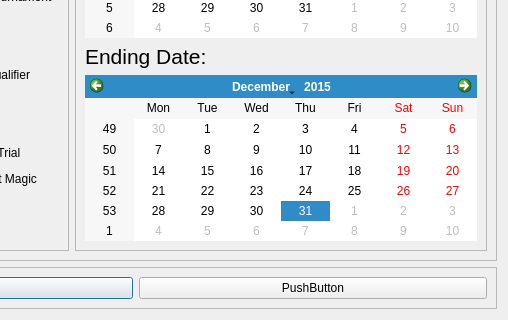
First picture: the form in UIs/Filters.ui, repository JeffHoogland/qutemtgstats, before the edit; both pictures show x 236 to 744 and y 191 to 511 of the 744 by 511 pixel window.
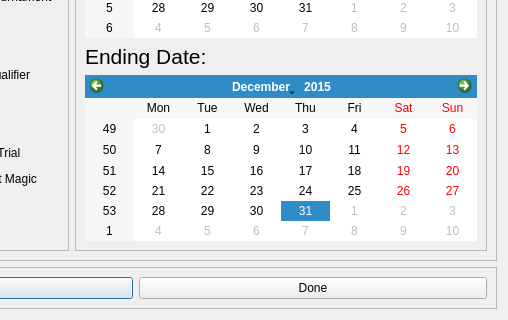
Second picture: the form after the edit.

What changed in the file:
```diff
--- a/UIs/Filters.ui
+++ b/UIs/Filters.ui
@@ -405,7 +405,7 @@
       <item>
        <widget class="QPushButton" name="cancelButton">
         <property name="text">
-         <string>PushButton</string>
+         <string>Done</string>
         </property>
        </widget>
       </item>
```
